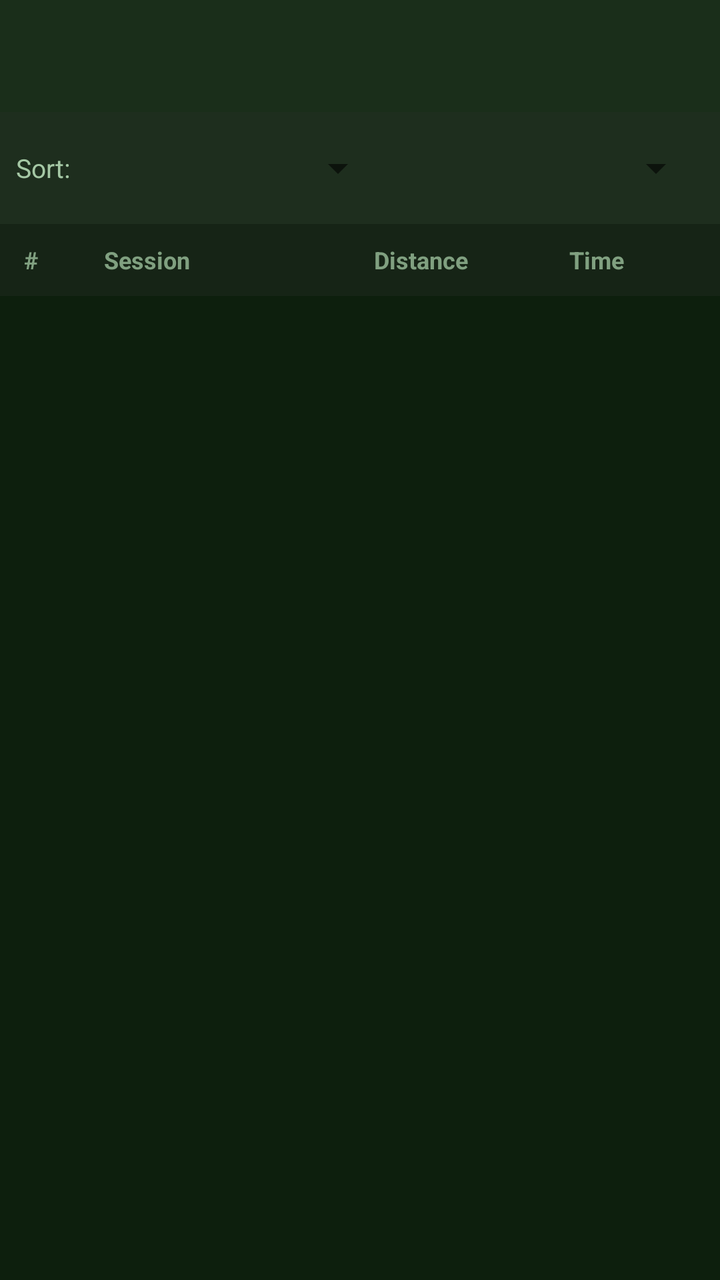
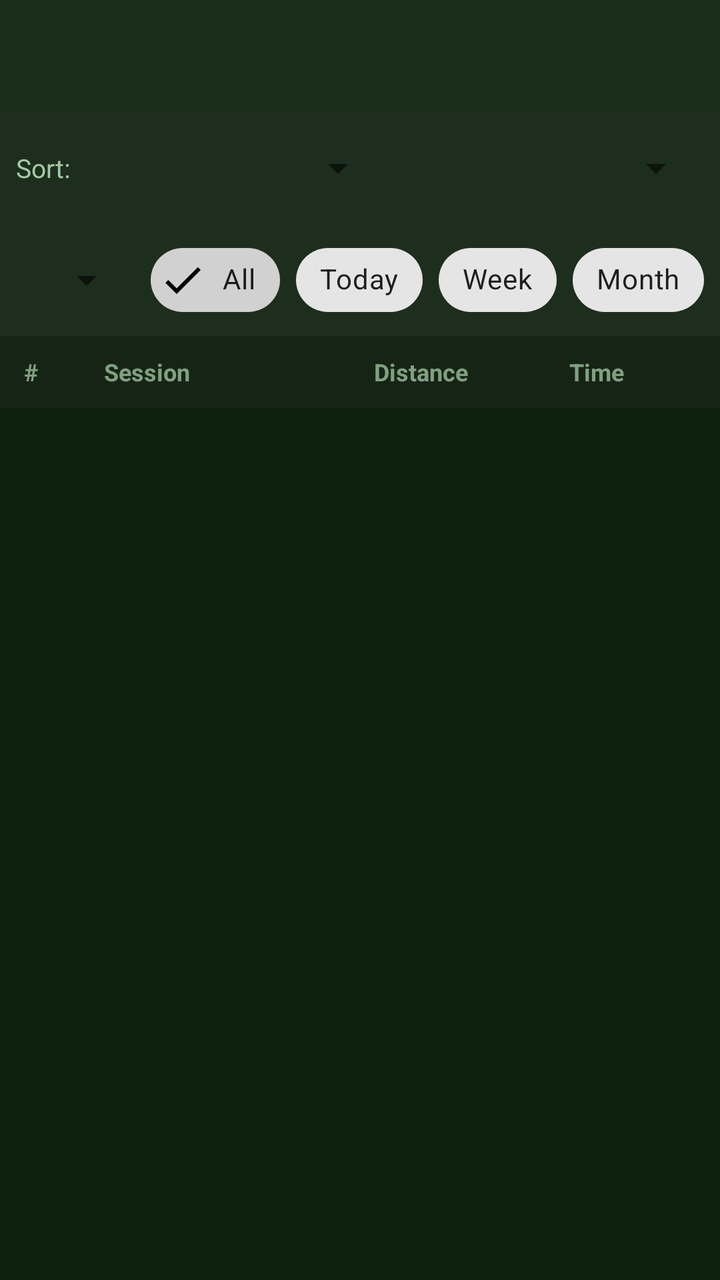

Two renders of the same Android screen: before a commit and after it. Below are the layout's source before the change and the commit's diff.
<!-- AndroidManifest.xml: application theme Theme.DiscGolfDistance -->
<!-- res/layout/activity_throw_list.xml -->
<?xml version="1.0" encoding="utf-8"?>
<LinearLayout
    xmlns:android="http://schemas.android.com/apk/res/android"
    xmlns:app="http://schemas.android.com/apk/res-auto"
    android:layout_width="match_parent"
    android:layout_height="match_parent"
    android:orientation="vertical"
    android:background="@color/bg_primary">

    <com.google.android.material.appbar.AppBarLayout
        android:layout_width="match_parent"
        android:layout_height="wrap_content">

        <androidx.appcompat.widget.Toolbar
            android:id="@+id/toolbar"
            android:layout_width="match_parent"
            android:layout_height="?attr/actionBarSize"
            android:background="@color/toolbar_bg"
            app:titleTextColor="@color/text_primary" />

    </com.google.android.material.appbar.AppBarLayout>

    
    <LinearLayout
        android:layout_width="match_parent"
        android:layout_height="wrap_content"
        android:orientation="horizontal"
        android:padding="8dp"
        android:background="@color/card_bg"
        android:gravity="center_vertical">

        <TextView
            android:layout_width="wrap_content"
            android:layout_height="wrap_content"
            android:text="Sort: "
            android:textColor="@color/text_secondary"
            android:textSize="13sp"
            android:layout_marginEnd="4dp" />

        <Spinner
            android:id="@+id/spinnerSortField"
            android:layout_width="0dp"
            android:layout_height="40dp"
            android:layout_weight="1"
            android:layout_marginEnd="8dp" />

        <Spinner
            android:id="@+id/spinnerSortDir"
            android:layout_width="0dp"
            android:layout_height="40dp"
            android:layout_weight="1" />

    </LinearLayout>

    
    <LinearLayout
        android:layout_width="match_parent"
        android:layout_height="36dp"
        android:orientation="horizontal"
        android:background="@color/header_bg"
        android:paddingStart="12dp"
        android:paddingEnd="12dp"
        android:gravity="center_vertical">

        <TextView
            android:layout_width="40dp"
            android:layout_height="wrap_content"
            android:text="#"
            android:textColor="@color/text_header"
            android:textStyle="bold"
            android:textSize="12sp" />

        <TextView
            android:layout_width="0dp"
            android:layout_height="wrap_content"
            android:layout_weight="2"
            android:text="Session"
            android:textColor="@color/text_header"
            android:textStyle="bold"
            android:textSize="12sp" />

        <TextView
            android:layout_width="0dp"
            android:layout_height="wrap_content"
            android:layout_weight="1.5"
            android:text="Distance"
            android:textColor="@color/text_header"
            android:textStyle="bold"
            android:textSize="12sp"
            android:gravity="end" />

        <TextView
            android:layout_width="0dp"
            android:layout_height="wrap_content"
            android:layout_weight="1.5"
            android:text="Time"
            android:textColor="@color/text_header"
            android:textStyle="bold"
            android:textSize="12sp"
            android:gravity="end" />

        <View
            android:layout_width="36dp"
            android:layout_height="wrap_content" />

    </LinearLayout>

    
    <TextView
        android:id="@+id/tvSummary"
        android:layout_width="match_parent"
        android:layout_height="wrap_content"
        android:padding="8dp"
        android:textColor="@color/accent"
        android:textSize="13sp"
        android:fontFamily="monospace"
        android:background="@color/card_bg"
        android:gravity="center"
        android:visibility="gone" />

    
    <androidx.recyclerview.widget.RecyclerView
        android:id="@+id/recyclerView"
        android:layout_width="match_parent"
        android:layout_height="0dp"
        android:layout_weight="1" />

    
    <TextView
        android:id="@+id/tvEmpty"
        android:layout_width="match_parent"
        android:layout_height="match_parent"
        android:text="No throws recorded yet.\nGo back and mark some throws!"
        android:gravity="center"
        android:textColor="@color/text_secondary"
        android:textSize="16sp"
        android:visibility="gone" />

</LinearLayout>
<!-- resources referenced by this layout -->
<resources>
  <color name="accent">#69F0AE</color>
  <color name="bg_primary">#0D1F0D</color>
  <color name="card_bg">#1E2E1E</color>
  <color name="header_bg">#162416</color>
  <color name="text_header">#80A080</color>
  <color name="text_primary">#E8F5E9</color>
  <color name="text_secondary">#A5C8A5</color>
  <color name="toolbar_bg">#1A2E1A</color>
  <style name="Theme.DiscGolfDistance" parent="Theme.MaterialComponents.DayNight.DarkActionBar">
          <item name="colorPrimary">@color/btn_start</item>
          <item name="colorPrimaryVariant">#1B5E20</item>
          <item name="colorOnPrimary">@color/text_on_action</item>
          <item name="colorSecondary">@color/accent</item>
          <item name="colorOnSecondary">#000000</item>
          <item name="android:statusBarColor">@color/toolbar_bg</item>
          <item name="android:navigationBarColor">@color/bg_primary</item>
          <item name="android:windowBackground">@color/bg_primary</item>
          <item name="windowActionBar">false</item>
          <item name="windowNoTitle">true</item>
      </style>
  <color name="btn_start">#2E7D32</color>
  <color name="text_on_action">#FFFFFF</color>
</resources>

<!-- the commit's change to res/layout/activity_throw_list.xml (unified diff, before → after) -->
@@ -49,6 +49,65 @@
             android:layout_width="0dp"
             android:layout_height="40dp"
             android:layout_weight="1" />
+
+    </LinearLayout>
+
+    
+    <LinearLayout
+        android:layout_width="match_parent"
+        android:layout_height="wrap_content"
+        android:orientation="horizontal"
+        android:paddingStart="8dp"
+        android:paddingEnd="8dp"
+        android:paddingTop="4dp"
+        android:paddingBottom="4dp"
+        android:background="@color/card_bg"
+        android:gravity="center_vertical">
+
+        <Spinner
+            android:id="@+id/spinnerFilterSession"
+            android:layout_width="0dp"
+            android:layout_height="40dp"
+            android:layout_weight="1"
+            android:layout_marginEnd="8dp" />
+
+        <com.google.android.material.chip.ChipGroup
+            android:id="@+id/chipGroupDate"
+            android:layout_width="wrap_content"
+            android:layout_height="wrap_content"
+            app:singleSelection="true"
+            app:selectionRequired="true">
+
+            <com.google.android.material.chip.Chip
+                android:id="@+id/chipAll"
+                style="@style/Widget.MaterialComponents.Chip.Filter"
+                android:layout_width="wrap_content"
+                android:layout_height="wrap_content"
+                android:text="All"
+                android:checked="true" />
+
+            <com.google.android.material.chip.Chip
+                android:id="@+id/chipToday"
+                style="@style/Widget.MaterialComponents.Chip.Filter"
+                android:layout_width="wrap_content"
+                android:layout_height="wrap_content"
+                android:text="Today" />
+
+            <com.google.android.material.chip.Chip
+                android:id="@+id/chipWeek"
+                style="@style/Widget.MaterialComponents.Chip.Filter"
+                android:layout_width="wrap_content"
+                android:layout_height="wrap_content"
+                android:text="Week" />
+
+            <com.google.android.material.chip.Chip
+                android:id="@+id/chipMonth"
+                style="@style/Widget.MaterialComponents.Chip.Filter"
+                android:layout_width="wrap_content"
+                android:layout_height="wrap_content"
+                android:text="Month" />
+
+        </com.google.android.material.chip.ChipGroup>
 
     </LinearLayout>
 
